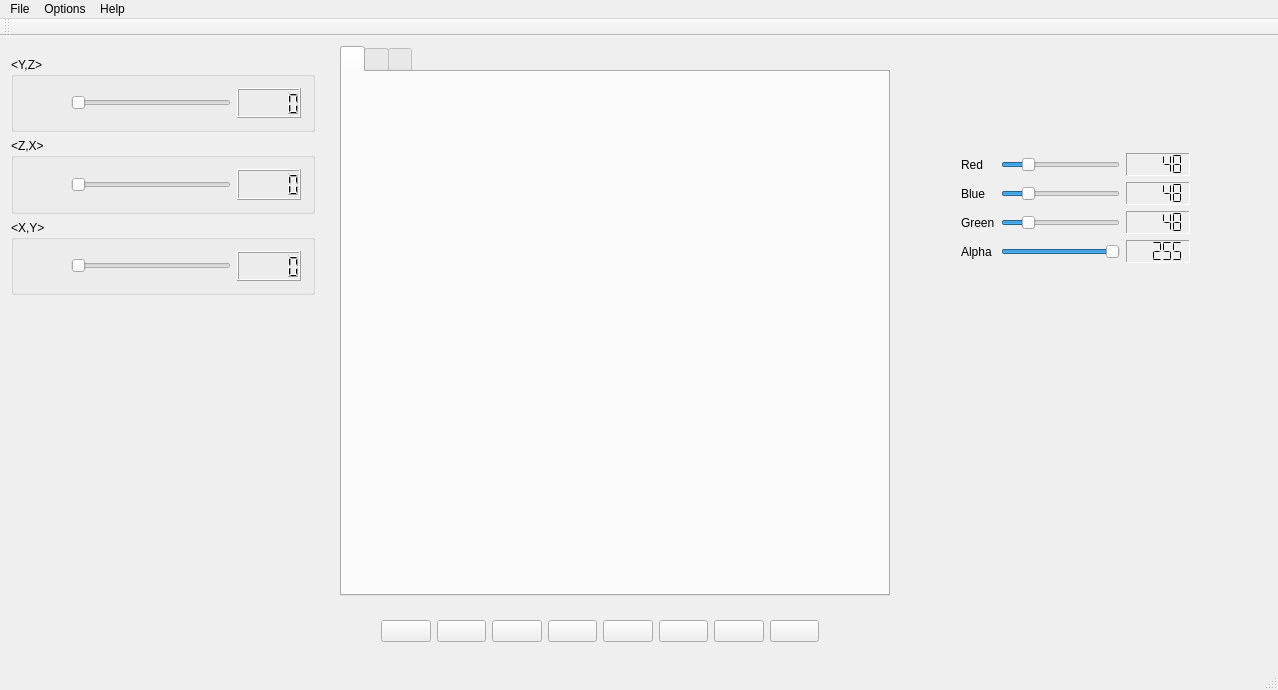
BrenoXFD/escultor3d, file escultor3d_interface/Sculptor/mainwindow.ui: the form before one commit.
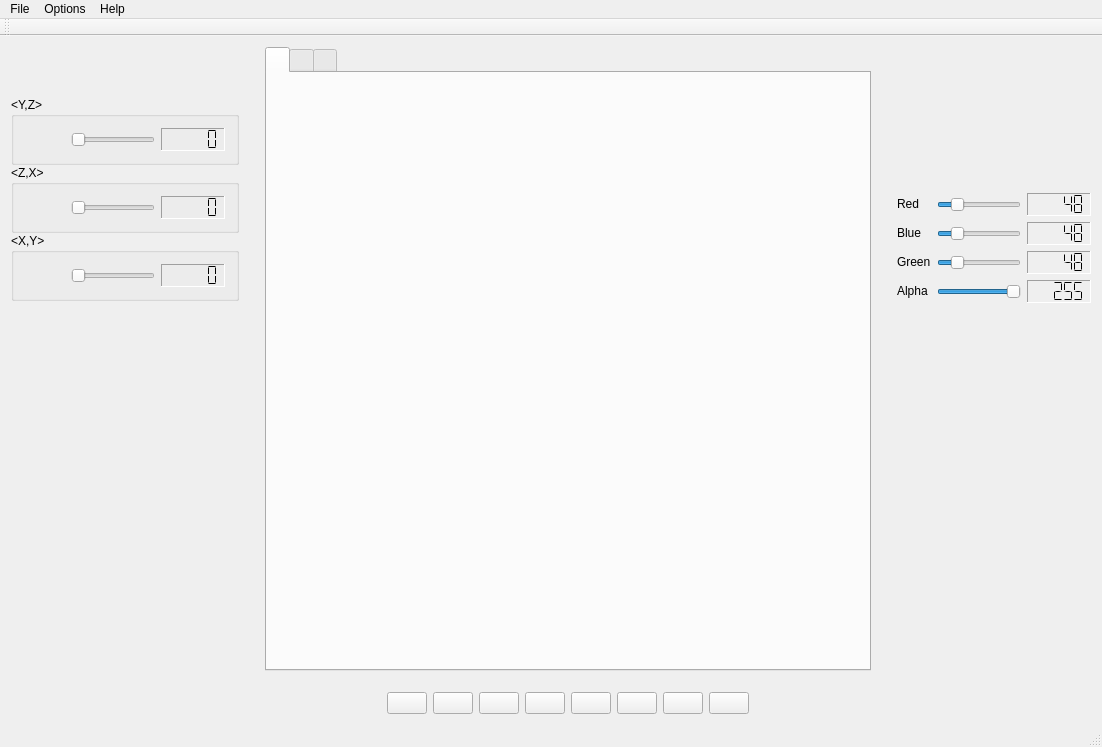
The form after the commit. Icons and pictures are not drawn. Custom widgets are drawn as their Qt base class.

What changed in the file:
```diff
--- a/escultor3d_interface/Sculptor/mainwindow.ui
+++ b/escultor3d_interface/Sculptor/mainwindow.ui
@@ -6,8 +6,8 @@
    <rect>
     <x>0</x>
     <y>0</y>
-    <width>1278</width>
-    <height>690</height>
+    <width>1102</width>
+    <height>747</height>
    </rect>
   </property>
   <property name="windowTitle">
@@ -18,328 +18,36 @@
     <normaloff>:/icons/icons/logo.png</normaloff>:/icons/icons/logo.png</iconset>
   </property>
   <widget class="QWidget" name="centralWidget">
-   <widget class="QWidget" name="layoutWidget">
-    <property name="geometry">
-     <rect>
-      <x>950</x>
-      <y>20</y>
-      <width>251</width>
-      <height>218</height>
-     </rect>
-    </property>
-    <layout class="QGridLayout" name="gridLayout">
-     <item row="3" column="0">
-      <widget class="QLabel" name="labelGreen">
-       <property name="text">
-        <string>Green</string>
-       </property>
-      </widget>
-     </item>
-     <item row="4" column="0">
-      <widget class="QLabel" name="labelAlpha">
-       <property name="text">
-        <string>Alpha</string>
-       </property>
-      </widget>
-     </item>
+   <layout class="QGridLayout" name="gridLayout_3">
      <item row="1" column="1">
-      <widget class="QSlider" name="horizontalSliderRed">
-       <property name="maximum">
-        <number>255</number>
-       </property>
-       <property name="value">
-        <number>48</number>
-       </property>
-       <property name="orientation">
-        <enum>Qt::Horizontal</enum>
-       </property>
-      </widget>
-     </item>
-     <item row="4" column="2">
-      <widget class="QLCDNumber" name="lcdNumber_4">
-       <property name="frameShape">
-        <enum>QFrame::Panel</enum>
-       </property>
-       <property name="frameShadow">
-        <enum>QFrame::Sunken</enum>
-       </property>
-       <property name="smallDecimalPoint">
-        <bool>false</bool>
-       </property>
-       <property name="digitCount">
-        <number>5</number>
-       </property>
-       <property name="segmentStyle">
-        <enum>QLCDNumber::Flat</enum>
-       </property>
-       <property name="intValue" stdset="0">
-        <number>255</number>
-       </property>
-      </widget>
-     </item>
-     <item row="2" column="0">
-      <widget class="QLabel" name="labelBlue">
-       <property name="text">
-        <string>Blue</string>
-       </property>
-      </widget>
-     </item>
-     <item row="2" column="2">
-      <widget class="QLCDNumber" name="lcdNumber_2">
-       <property name="frameShape">
-        <enum>QFrame::Panel</enum>
-       </property>
-       <property name="frameShadow">
-        <enum>QFrame::Sunken</enum>
-       </property>
-       <property name="segmentStyle">
-        <enum>QLCDNumber::Flat</enum>
-       </property>
-       <property name="intValue" stdset="0">
-        <number>48</number>
-       </property>
-      </widget>
-     </item>
-     <item row="3" column="2">
-      <widget class="QLCDNumber" name="lcdNumber_3">
-       <property name="frameShape">
-        <enum>QFrame::Panel</enum>
-       </property>
-       <property name="frameShadow">
-        <enum>QFrame::Sunken</enum>
-       </property>
-       <property name="segmentStyle">
-        <enum>QLCDNumber::Flat</enum>
-       </property>
-       <property name="intValue" stdset="0">
-        <number>48</number>
-       </property>
-      </widget>
-     </item>
-     <item row="2" column="1">
-      <widget class="QSlider" name="horizontalSliderBlue">
-       <property name="maximum">
-        <number>255</number>
-       </property>
-       <property name="value">
-        <number>48</number>
-       </property>
-       <property name="orientation">
-        <enum>Qt::Horizontal</enum>
-       </property>
-      </widget>
-     </item>
-     <item row="0" column="0" colspan="3">
-      <widget class="Paleta" name="widget" native="true">
-       <property name="minimumSize">
-        <size>
-         <width>0</width>
-         <height>50</height>
-        </size>
-       </property>
-      </widget>
-     </item>
-     <item row="4" column="1">
-      <widget class="QSlider" name="horizontalSliderAlpha">
-       <property name="maximum">
-        <number>255</number>
-       </property>
-       <property name="value">
-        <number>255</number>
-       </property>
-       <property name="orientation">
-        <enum>Qt::Horizontal</enum>
-       </property>
-      </widget>
-     </item>
-     <item row="1" column="0">
-      <widget class="QLabel" name="labelRed">
-       <property name="text">
-        <string>Red</string>
-       </property>
-      </widget>
-     </item>
-     <item row="1" column="2">
-      <widget class="QLCDNumber" name="lcdNumber">
-       <property name="frameShape">
-        <enum>QFrame::Panel</enum>
-       </property>
-       <property name="frameShadow">
-        <enum>QFrame::Sunken</enum>
-       </property>
-       <property name="segmentStyle">
-        <enum>QLCDNumber::Flat</enum>
-       </property>
-       <property name="intValue" stdset="0">
-        <number>48</number>
-       </property>
-      </widget>
-     </item>
-     <item row="3" column="1">
-      <widget class="QSlider" name="horizontalSliderGreen">
-       <property name="maximum">
-        <number>255</number>
-       </property>
-       <property name="value">
-        <number>48</number>
-       </property>
-       <property name="orientation">
-        <enum>Qt::Horizontal</enum>
-       </property>
-      </widget>
-     </item>
-    </layout>
-   </widget>
-   <widget class="QWidget" name="layoutWidget">
-    <property name="geometry">
-     <rect>
-      <x>0</x>
-      <y>10</y>
-      <width>326</width>
-      <height>260</height>
-     </rect>
-    </property>
-    <layout class="QGridLayout" name="gridLayout_2">
-     <item row="2" column="0">
-      <widget class="QGroupBox" name="groupBox_3">
-       <property name="title">
-        <string>&lt;X,Y&gt;</string>
-       </property>
-       <layout class="QHBoxLayout" name="horizontalLayout_3">
-        <item>
-         <widget class="QPushButton" name="pushButton_3">
-          <property name="text">
-           <string/>
-          </property>
-          <property name="icon">
-           <iconset resource="icons.qrc">
-            <normaloff>:/icons/icons/eixo-z.png</normaloff>:/icons/icons/eixo-z.png</iconset>
-          </property>
-          <property name="iconSize">
-           <size>
-            <width>32</width>
-            <height>32</height>
-           </size>
-          </property>
-          <property name="flat">
-           <bool>true</bool>
-          </property>
-         </widget>
-        </item>
-        <item>
-         <widget class="QSlider" name="horizontalSliderEixoZ">
-          <property name="maximum">
-           <number>255</number>
-          </property>
-          <property name="orientation">
-           <enum>Qt::Horizontal</enum>
-          </property>
-         </widget>
-        </item>
-        <item>
-         <widget class="QLCDNumber" name="lcdNumber_7"/>
-        </item>
-       </layout>
-      </widget>
-     </item>
-     <item row="1" column="0">
-      <widget class="QGroupBox" name="groupBox_2">
-       <property name="title">
-        <string>&lt;Z,X&gt;</string>
-       </property>
-       <layout class="QHBoxLayout" name="horizontalLayout_2">
-        <item>
-         <widget class="QPushButton" name="pushButton_2">
-          <property name="text">
-           <string/>
-          </property>
-          <property name="icon">
-           <iconset resource="icons.qrc">
-            <normaloff>:/icons/icons/eixo-y.png</normaloff>:/icons/icons/eixo-y.png</iconset>
-          </property>
-          <property name="iconSize">
-           <size>
-            <width>32</width>
-            <height>32</height>
-           </size>
-          </property>
-          <property name="flat">
-           <bool>true</bool>
-          </property>
-         </widget>
-        </item>
-        <item>
-         <widget class="QSlider" name="horizontalSliderEixoY">
-          <property name="maximum">
-           <number>255</number>
-          </property>
-          <property name="orientation">
-           <enum>Qt::Horizontal</enum>
-          </property>
-         </widget>
-        </item>
-        <item>
-         <widget class="QLCDNumber" name="lcdNumber_6"/>
-        </item>
-       </layout>
-      </widget>
-     </item>
-     <item row="0" column="0">
-      <widget class="QGroupBox" name="groupBox">
-       <property name="title">
-        <string>&lt;Y,Z&gt;</string>
-       </property>
-       <layout class="QHBoxLayout" name="horizontalLayout">
-        <item>
-         <widget class="QPushButton" name="pushButton">
-          <property name="text">
-           <string/>
-          </property>
-          <property name="icon">
-           <iconset resource="icons.qrc">
-            <normaloff>:/icons/icons/eixo-x.png</normaloff>:/icons/icons/eixo-x.png</iconset>
-          </property>
-          <property name="iconSize">
-           <size>
-            <width>32</width>
-            <height>32</height>
-           </size>
-          </property>
-          <property name="flat">
-           <bool>true</bool>
-          </property>
-         </widget>
-        </item>
-        <item>
-         <widget class="QSlider" name="horizontalSliderEixoX">
-          <property name="maximum">
-           <number>255</number>
-          </property>
-          <property name="orientation">
-           <enum>Qt::Horizontal</enum>
-          </property>
-         </widget>
-        </item>
-        <item>
-         <widget class="QLCDNumber" name="lcdNumber_5"/>
-        </item>
-       </layout>
-      </widget>
-     </item>
-    </layout>
-   </widget>
-   <widget class="QWidget" name="layoutWidget">
-    <property name="geometry">
-     <rect>
-      <x>370</x>
-      <y>570</y>
-      <width>460</width>
-      <height>50</height>
-     </rect>
-    </property>
     <layout class="QHBoxLayout" name="horizontalLayout_4">
+      <property name="topMargin">
+       <number>15</number>
+      </property>
+      <property name="bottomMargin">
+       <number>0</number>
+      </property>
+      <item>
+       <spacer name="horizontalSpacer">
+        <property name="orientation">
+         <enum>Qt::Horizontal</enum>
+        </property>
+        <property name="sizeHint" stdset="0">
+         <size>
+          <width>40</width>
+          <height>20</height>
+         </size>
+        </property>
+       </spacer>
+      </item>
      <item>
       <widget class="QPushButton" name="pushButtonPutVoxel">
+        <property name="sizePolicy">
+         <sizepolicy hsizetype="Fixed" vsizetype="Fixed">
+          <horstretch>0</horstretch>
+          <verstretch>0</verstretch>
+         </sizepolicy>
+        </property>
        <property name="text">
         <string/>
        </property>
@@ -360,6 +68,12 @@
      </item>
      <item>
       <widget class="QPushButton" name="pushButtonCutVoxel">
+        <property name="sizePolicy">
+         <sizepolicy hsizetype="Fixed" vsizetype="Fixed">
+          <horstretch>0</horstretch>
+          <verstretch>0</verstretch>
+         </sizepolicy>
+        </property>
        <property name="text">
         <string/>
        </property>
@@ -380,6 +94,15 @@
      </item>
      <item>
       <widget class="QPushButton" name="pushButtonPutBox">
+        <property name="enabled">
+         <bool>true</bool>
+        </property>
+        <property name="sizePolicy">
+         <sizepolicy hsizetype="Fixed" vsizetype="Fixed">
+          <horstretch>0</horstretch>
+          <verstretch>0</verstretch>
+         </sizepolicy>
+        </property>
        <property name="text">
         <string/>
        </property>
@@ -400,6 +123,12 @@
      </item>
      <item>
       <widget class="QPushButton" name="pushButtonCutBox">
+        <property name="sizePolicy">
+         <sizepolicy hsizetype="Fixed" vsizetype="Fixed">
+          <horstretch>0</horstretch>
+          <verstretch>0</verstretch>
+         </sizepolicy>
+        </property>
        <property name="text">
         <string/>
        </property>
@@ -420,6 +149,12 @@
      </item>
      <item>
       <widget class="QPushButton" name="pushButtonPutSphere">
+        <property name="sizePolicy">
+         <sizepolicy hsizetype="Fixed" vsizetype="Fixed">
+          <horstretch>0</horstretch>
+          <verstretch>0</verstretch>
+         </sizepolicy>
+        </property>
        <property name="text">
         <string/>
        </property>
@@ -440,6 +175,12 @@
      </item>
      <item>
       <widget class="QPushButton" name="pushButtonCutSphere">
+        <property name="sizePolicy">
+         <sizepolicy hsizetype="Fixed" vsizetype="Fixed">
+          <horstretch>0</horstretch>
+          <verstretch>0</verstretch>
+         </sizepolicy>
+        </property>
        <property name="text">
         <string/>
        </property>
@@ -460,6 +201,12 @@
      </item>
      <item>
       <widget class="QPushButton" name="pushButtonPutEllipsoid">
+        <property name="sizePolicy">
+         <sizepolicy hsizetype="Fixed" vsizetype="Fixed">
+          <horstretch>0</horstretch>
+          <verstretch>0</verstretch>
+         </sizepolicy>
+        </property>
        <property name="text">
         <string/>
        </property>
@@ -480,6 +227,12 @@
      </item>
      <item>
       <widget class="QPushButton" name="pushButtonCutEllipsoid">
+        <property name="sizePolicy">
+         <sizepolicy hsizetype="Fixed" vsizetype="Fixed">
+          <horstretch>0</horstretch>
+          <verstretch>0</verstretch>
+         </sizepolicy>
+        </property>
        <property name="text">
         <string/>
        </property>
@@ -498,16 +251,498 @@
        </property>
       </widget>
      </item>
-    </layout>
-   </widget>
+      <item>
+       <spacer name="horizontalSpacer_2">
+        <property name="orientation">
+         <enum>Qt::Horizontal</enum>
+        </property>
+        <property name="sizeHint" stdset="0">
+         <size>
+          <width>40</width>
+          <height>20</height>
+         </size>
+        </property>
+       </spacer>
+      </item>
+     </layout>
+    </item>
+    <item row="0" column="0">
+     <layout class="QGridLayout" name="gridLayout_2">
+      <property name="sizeConstraint">
+       <enum>QLayout::SetFixedSize</enum>
+      </property>
+      <property name="topMargin">
+       <number>50</number>
+      </property>
+      <property name="rightMargin">
+       <number>20</number>
+      </property>
+      <property name="spacing">
+       <number>0</number>
+      </property>
+      <item row="0" column="0">
+       <widget class="QGroupBox" name="groupBox">
+        <property name="sizePolicy">
+         <sizepolicy hsizetype="Fixed" vsizetype="Fixed">
+          <horstretch>0</horstretch>
+          <verstretch>0</verstretch>
+         </sizepolicy>
+        </property>
+        <property name="title">
+         <string>&lt;Y,Z&gt;</string>
+        </property>
+        <layout class="QHBoxLayout" name="horizontalLayout">
+         <item>
+          <widget class="QPushButton" name="pushButton">
+           <property name="text">
+            <string/>
+           </property>
+           <property name="icon">
+            <iconset resource="icons.qrc">
+             <normaloff>:/icons/icons/eixo-x.png</normaloff>:/icons/icons/eixo-x.png</iconset>
+           </property>
+           <property name="iconSize">
+            <size>
+             <width>32</width>
+             <height>32</height>
+            </size>
+           </property>
+           <property name="flat">
+            <bool>true</bool>
+           </property>
+          </widget>
+         </item>
+         <item>
+          <widget class="QSlider" name="horizontalSliderEixoX">
+           <property name="maximum">
+            <number>255</number>
+           </property>
+           <property name="orientation">
+            <enum>Qt::Horizontal</enum>
+           </property>
+          </widget>
+         </item>
+         <item>
+          <widget class="QLCDNumber" name="lcdNumber_5">
+           <property name="frameShape">
+            <enum>QFrame::Panel</enum>
+           </property>
+           <property name="frameShadow">
+            <enum>QFrame::Sunken</enum>
+           </property>
+           <property name="segmentStyle">
+            <enum>QLCDNumber::Flat</enum>
+           </property>
+          </widget>
+         </item>
+        </layout>
+       </widget>
+      </item>
+      <item row="2" column="0">
+       <widget class="QGroupBox" name="groupBox_3">
+        <property name="sizePolicy">
+         <sizepolicy hsizetype="Fixed" vsizetype="Fixed">
+          <horstretch>0</horstretch>
+          <verstretch>0</verstretch>
+         </sizepolicy>
+        </property>
+        <property name="title">
+         <string>&lt;X,Y&gt;</string>
+        </property>
+        <layout class="QHBoxLayout" name="horizontalLayout_3">
+         <item>
+          <widget class="QPushButton" name="pushButton_3">
+           <property name="text">
+            <string/>
+           </property>
+           <property name="icon">
+            <iconset resource="icons.qrc">
+             <normaloff>:/icons/icons/eixo-z.png</normaloff>:/icons/icons/eixo-z.png</iconset>
+           </property>
+           <property name="iconSize">
+            <size>
+             <width>32</width>
+             <height>32</height>
+            </size>
+           </property>
+           <property name="flat">
+            <bool>true</bool>
+           </property>
+          </widget>
+         </item>
+         <item>
+          <widget class="QSlider" name="horizontalSliderEixoZ">
+           <property name="maximum">
+            <number>255</number>
+           </property>
+           <property name="orientation">
+            <enum>Qt::Horizontal</enum>
+           </property>
+          </widget>
+         </item>
+         <item>
+          <widget class="QLCDNumber" name="lcdNumber_7">
+           <property name="frameShape">
+            <enum>QFrame::Panel</enum>
+           </property>
+           <property name="frameShadow">
+            <enum>QFrame::Sunken</enum>
+           </property>
+           <property name="segmentStyle">
+            <enum>QLCDNumber::Flat</enum>
+           </property>
+          </widget>
+         </item>
+        </layout>
+       </widget>
+      </item>
+      <item row="1" column="0">
+       <widget class="QGroupBox" name="groupBox_2">
+        <property name="sizePolicy">
+         <sizepolicy hsizetype="Fixed" vsizetype="Fixed">
+          <horstretch>0</horstretch>
+          <verstretch>0</verstretch>
+         </sizepolicy>
+        </property>
+        <property name="title">
+         <string>&lt;Z,X&gt;</string>
+        </property>
+        <layout class="QHBoxLayout" name="horizontalLayout_2">
+         <item>
+          <widget class="QPushButton" name="pushButton_2">
+           <property name="text">
+            <string/>
+           </property>
+           <property name="icon">
+            <iconset resource="icons.qrc">
+             <normaloff>:/icons/icons/eixo-y.png</normaloff>:/icons/icons/eixo-y.png</iconset>
+           </property>
+           <property name="iconSize">
+            <size>
+             <width>32</width>
+             <height>32</height>
+            </size>
+           </property>
+           <property name="flat">
+            <bool>true</bool>
+           </property>
+          </widget>
+         </item>
+         <item>
+          <widget class="QSlider" name="horizontalSliderEixoY">
+           <property name="maximum">
+            <number>255</number>
+           </property>
+           <property name="orientation">
+            <enum>Qt::Horizontal</enum>
+           </property>
+          </widget>
+         </item>
+         <item>
+          <widget class="QLCDNumber" name="lcdNumber_6">
+           <property name="frameShape">
+            <enum>QFrame::Panel</enum>
+           </property>
+           <property name="frameShadow">
+            <enum>QFrame::Sunken</enum>
+           </property>
+           <property name="segmentStyle">
+            <enum>QLCDNumber::Flat</enum>
+           </property>
+          </widget>
+         </item>
+        </layout>
+       </widget>
+      </item>
+      <item row="3" column="0">
+       <spacer name="verticalSpacer">
+        <property name="orientation">
+         <enum>Qt::Vertical</enum>
+        </property>
+        <property name="sizeHint" stdset="0">
+         <size>
+          <width>20</width>
+          <height>40</height>
+         </size>
+        </property>
+       </spacer>
+      </item>
+     </layout>
+    </item>
+    <item row="0" column="2">
+     <layout class="QGridLayout" name="gridLayout">
+      <property name="leftMargin">
+       <number>20</number>
+      </property>
+      <property name="topMargin">
+       <number>60</number>
+      </property>
+      <item row="3" column="2">
+       <widget class="QLCDNumber" name="lcdNumber_3">
+        <property name="sizePolicy">
+         <sizepolicy hsizetype="Fixed" vsizetype="Fixed">
+          <horstretch>0</horstretch>
+          <verstretch>0</verstretch>
+         </sizepolicy>
+        </property>
+        <property name="frameShape">
+         <enum>QFrame::Panel</enum>
+        </property>
+        <property name="frameShadow">
+         <enum>QFrame::Sunken</enum>
+        </property>
+        <property name="segmentStyle">
+         <enum>QLCDNumber::Flat</enum>
+        </property>
+        <property name="intValue" stdset="0">
+         <number>48</number>
+        </property>
+       </widget>
+      </item>
+      <item row="3" column="0">
+       <widget class="QLabel" name="labelGreen">
+        <property name="sizePolicy">
+         <sizepolicy hsizetype="Fixed" vsizetype="Fixed">
+          <horstretch>0</horstretch>
+          <verstretch>0</verstretch>
+         </sizepolicy>
+        </property>
+        <property name="text">
+         <string>Green</string>
+        </property>
+       </widget>
+      </item>
+      <item row="0" column="0" colspan="3">
+       <widget class="Paleta" name="widget" native="true">
+        <property name="sizePolicy">
+         <sizepolicy hsizetype="Preferred" vsizetype="Fixed">
+          <horstretch>0</horstretch>
+          <verstretch>0</verstretch>
+         </sizepolicy>
+        </property>
+        <property name="minimumSize">
+         <size>
+          <width>0</width>
+          <height>80</height>
+         </size>
+        </property>
+       </widget>
+      </item>
+      <item row="4" column="1">
+       <widget class="QSlider" name="horizontalSliderAlpha">
+        <property name="sizePolicy">
+         <sizepolicy hsizetype="Fixed" vsizetype="Fixed">
+          <horstretch>0</horstretch>
+          <verstretch>0</verstretch>
+         </sizepolicy>
+        </property>
+        <property name="maximum">
+         <number>255</number>
+        </property>
+        <property name="value">
+         <number>255</number>
+        </property>
+        <property name="orientation">
+         <enum>Qt::Horizontal</enum>
+        </property>
+       </widget>
+      </item>
+      <item row="1" column="0">
+       <widget class="QLabel" name="labelRed">
+        <property name="sizePolicy">
+         <sizepolicy hsizetype="Fixed" vsizetype="Fixed">
+          <horstretch>0</horstretch>
+          <verstretch>0</verstretch>
+         </sizepolicy>
+        </property>
+        <property name="text">
+         <string>Red</string>
+        </property>
+       </widget>
+      </item>
+      <item row="4" column="0">
+       <widget class="QLabel" name="labelAlpha">
+        <property name="sizePolicy">
+         <sizepolicy hsizetype="Fixed" vsizetype="Fixed">
+          <horstretch>0</horstretch>
+          <verstretch>0</verstretch>
+         </sizepolicy>
+        </property>
+        <property name="text">
+         <string>Alpha</string>
+        </property>
+       </widget>
+      </item>
+      <item row="1" column="1">
+       <widget class="QSlider" name="horizontalSliderRed">
+        <property name="sizePolicy">
+         <sizepolicy hsizetype="Fixed" vsizetype="Fixed">
+          <horstretch>0</horstretch>
+          <verstretch>0</verstretch>
+         </sizepolicy>
+        </property>
+        <property name="maximum">
+         <number>255</number>
+        </property>
+        <property name="value">
+         <number>48</number>
+        </property>
+        <property name="orientation">
+         <enum>Qt::Horizontal</enum>
+        </property>
+       </widget>
+      </item>
+      <item row="3" column="1">
+       <widget class="QSlider" name="horizontalSliderGreen">
+        <property name="sizePolicy">
+         <sizepolicy hsizetype="Fixed" vsizetype="Fixed">
+          <horstretch>0</horstretch>
+          <verstretch>0</verstretch>
+         </sizepolicy>
+        </property>
+        <property name="maximum">
+         <number>255</number>
+        </property>
+        <property name="value">
+         <number>48</number>
+        </property>
+        <property name="orientation">
+         <enum>Qt::Horizontal</enum>
+        </property>
+       </widget>
+      </item>
+      <item row="4" column="2">
+       <widget class="QLCDNumber" name="lcdNumber_4">
+        <property name="sizePolicy">
+         <sizepolicy hsizetype="Fixed" vsizetype="Fixed">
+          <horstretch>0</horstretch>
+          <verstretch>0</verstretch>
+         </sizepolicy>
+        </property>
+        <property name="frameShape">
+         <enum>QFrame::Panel</enum>
+        </property>
+        <property name="frameShadow">
+         <enum>QFrame::Sunken</enum>
+        </property>
+        <property name="smallDecimalPoint">
+         <bool>false</bool>
+        </property>
+        <property name="digitCount">
+         <number>5</number>
+        </property>
+        <property name="segmentStyle">
+         <enum>QLCDNumber::Flat</enum>
+        </property>
+        <property name="intValue" stdset="0">
+         <number>255</number>
+        </property>
+       </widget>
+      </item>
+      <item row="2" column="1">
+       <widget class="QSlider" name="horizontalSliderBlue">
+        <property name="sizePolicy">
+         <sizepolicy hsizetype="Fixed" vsizetype="Fixed">
+          <horstretch>0</horstretch>
+          <verstretch>0</verstretch>
+         </sizepolicy>
+        </property>
+        <property name="maximum">
+         <number>255</number>
+        </property>
+        <property name="value">
+         <number>48</number>
+        </property>
+        <property name="orientation">
+         <enum>Qt::Horizontal</enum>
+        </property>
+       </widget>
+      </item>
+      <item row="1" column="2">
+       <widget class="QLCDNumber" name="lcdNumber">
+        <property name="sizePolicy">
+         <sizepolicy hsizetype="Fixed" vsizetype="Fixed">
+          <horstretch>0</horstretch>
+          <verstretch>0</verstretch>
+         </sizepolicy>
+        </property>
+        <property name="frameShape">
+         <enum>QFrame::Panel</enum>
+        </property>
+        <property name="frameShadow">
+         <enum>QFrame::Sunken</enum>
+        </property>
+        <property name="segmentStyle">
+         <enum>QLCDNumber::Flat</enum>
+        </property>
+        <property name="intValue" stdset="0">
+         <number>48</number>
+        </property>
+       </widget>
+      </item>
+      <item row="2" column="0">
+       <widget class="QLabel" name="labelBlue">
+        <property name="sizePolicy">
+         <sizepolicy hsizetype="Fixed" vsizetype="Fixed">
+          <horstretch>0</horstretch>
+          <verstretch>0</verstretch>
+         </sizepolicy>
+        </property>
+        <property name="text">
+         <string>Blue</string>
+        </property>
+       </widget>
+      </item>
+      <item row="2" column="2">
+       <widget class="QLCDNumber" name="lcdNumber_2">
+        <property name="sizePolicy">
+         <sizepolicy hsizetype="Fixed" vsizetype="Fixed">
+          <horstretch>0</horstretch>
+          <verstretch>0</verstretch>
+         </sizepolicy>
+        </property>
+        <property name="frameShape">
+         <enum>QFrame::Panel</enum>
+        </property>
+        <property name="frameShadow">
+         <enum>QFrame::Sunken</enum>
+        </property>
+        <property name="segmentStyle">
+         <enum>QLCDNumber::Flat</enum>
+        </property>
+        <property name="intValue" stdset="0">
+         <number>48</number>
+        </property>
+       </widget>
+      </item>
+      <item row="5" column="1">
+       <spacer name="verticalSpacer_2">
+        <property name="orientation">
+         <enum>Qt::Vertical</enum>
+        </property>
+        <property name="sizeHint" stdset="0">
+         <size>
+          <width>20</width>
+          <height>40</height>
+         </size>
+        </property>
+       </spacer>
+      </item>
+     </layout>
+    </item>
+    <item row="0" column="1">
    <widget class="QTabWidget" name="tabWidget">
-    <property name="geometry">
-     <rect>
-      <x>340</x>
-      <y>10</y>
-      <width>550</width>
-      <height>550</height>
-     </rect>
+      <property name="sizePolicy">
+       <sizepolicy hsizetype="Preferred" vsizetype="Preferred">
+        <horstretch>0</horstretch>
+        <verstretch>0</verstretch>
+       </sizepolicy>
+      </property>
+      <property name="minimumSize">
+       <size>
+        <width>600</width>
+        <height>600</height>
+       </size>
     </property>
     <property name="currentIndex">
      <number>0</number>
@@ -516,16 +751,11 @@
      <attribute name="title">
       <string>&lt;Y,Z&gt;</string>
      </attribute>
-     <widget class="Yz" name="widget_2" native="true">
-      <property name="geometry">
-       <rect>
-        <x>10</x>
-        <y>0</y>
-        <width>512</width>
-        <height>512</height>
-       </rect>
-      </property>
-     </widget>
+       <layout class="QGridLayout" name="gridLayout_4">
+        <item row="0" column="0">
+         <widget class="Yz" name="widget_2" native="true"/>
+        </item>
+       </layout>
     </widget>
     <widget class="QWidget" name="tab_2">
      <attribute name="title">
@@ -536,16 +766,23 @@
      <attribute name="title">
       <string>&lt;X,Y&gt;</string>
      </attribute>
-    </widget>
-   </widget>
+       <layout class="QGridLayout" name="gridLayout_6">
+        <item row="0" column="0">
+         <widget class="Xy" name="widget_4" native="true"/>
+        </item>
+       </layout>
+      </widget>
+     </widget>
+    </item>
+   </layout>
   </widget>
   <widget class="QMenuBar" name="menuBar">
    <property name="geometry">
     <rect>
      <x>0</x>
      <y>0</y>
-     <width>1278</width>
-     <height>21</height>
+     <width>1102</width>
+     <height>22</height>
     </rect>
    </property>
    <widget class="QMenu" name="menuFile">
@@ -699,6 +936,18 @@
    <header>yz.h</header>
    <container>1</container>
   </customwidget>
+  <customwidget>
+   <class>Zx</class>
+   <extends>QWidget</extends>
+   <header>zx.h</header>
+   <container>1</container>
+  </customwidget>
+  <customwidget>
+   <class>Xy</class>
+   <extends>QWidget</extends>
+   <header>xy.h</header>
+   <container>1</container>
+  </customwidget>
  </customwidgets>
  <resources>
   <include location="icons.qrc"/>
```
Left out of the diff: 5 changed lines with no effect on the pictures. Lines whose indentation alone changed are shown as unchanged.
